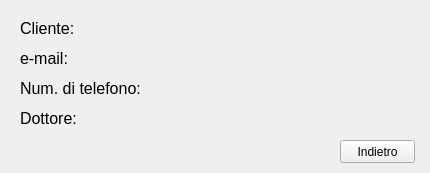
Above: GUI/VisualizzaClienteGUI.ui from S1098357/ClinicaAlpha before the change. Below: the same form after it.
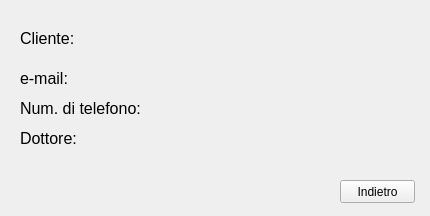
That is the form after the change.

The edit to the form file:
```diff
--- a/GUI/VisualizzaClienteGUI.ui
+++ b/GUI/VisualizzaClienteGUI.ui
@@ -7,7 +7,7 @@
     <x>0</x>
     <y>0</y>
     <width>430</width>
-    <height>173</height>
+    <height>216</height>
    </rect>
   </property>
   <property name="windowTitle">
@@ -17,7 +17,7 @@
    <property name="geometry">
     <rect>
      <x>20</x>
-     <y>20</y>
+     <y>30</y>
      <width>61</width>
      <height>16</height>
     </rect>
@@ -37,7 +37,7 @@
      <x>90</x>
      <y>20</y>
      <width>311</width>
-     <height>16</height>
+     <height>31</height>
     </rect>
    </property>
    <property name="font">
@@ -55,9 +55,9 @@
    <property name="geometry">
     <rect>
      <x>90</x>
-     <y>50</y>
+     <y>60</y>
      <width>311</width>
-     <height>16</height>
+     <height>31</height>
     </rect>
    </property>
    <property name="font">
@@ -75,7 +75,7 @@
    <property name="geometry">
     <rect>
      <x>20</x>
-     <y>50</y>
+     <y>70</y>
      <width>61</width>
      <height>16</height>
     </rect>
@@ -93,9 +93,9 @@
    <property name="geometry">
     <rect>
      <x>160</x>
-     <y>80</y>
+     <y>99</y>
      <width>241</width>
-     <height>20</height>
+     <height>21</height>
     </rect>
    </property>
    <property name="font">
@@ -113,7 +113,7 @@
    <property name="geometry">
     <rect>
      <x>20</x>
-     <y>80</y>
+     <y>100</y>
      <width>131</width>
      <height>16</height>
     </rect>
@@ -131,9 +131,9 @@
    <property name="geometry">
     <rect>
      <x>90</x>
-     <y>110</y>
+     <y>130</y>
      <width>311</width>
-     <height>16</height>
+     <height>21</height>
     </rect>
    </property>
    <property name="font">
@@ -151,7 +151,7 @@
    <property name="geometry">
     <rect>
      <x>20</x>
-     <y>110</y>
+     <y>130</y>
      <width>61</width>
      <height>16</height>
     </rect>
@@ -169,7 +169,7 @@
    <property name="geometry">
     <rect>
      <x>340</x>
-     <y>140</y>
+     <y>180</y>
      <width>75</width>
      <height>23</height>
     </rect>
```
